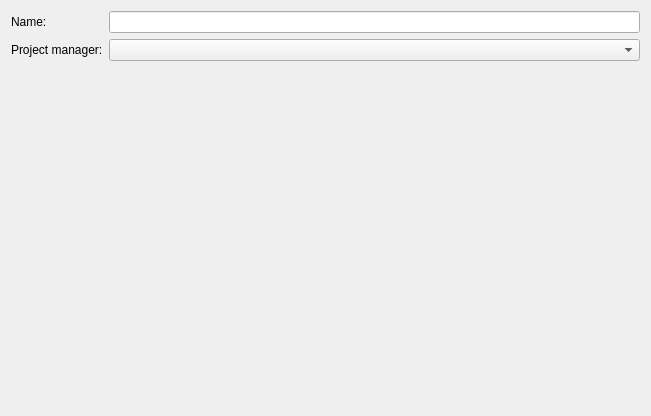
Old version of the form kdevplatform/shell/projectinfopage.ui in the repository KDE/kdevelop.
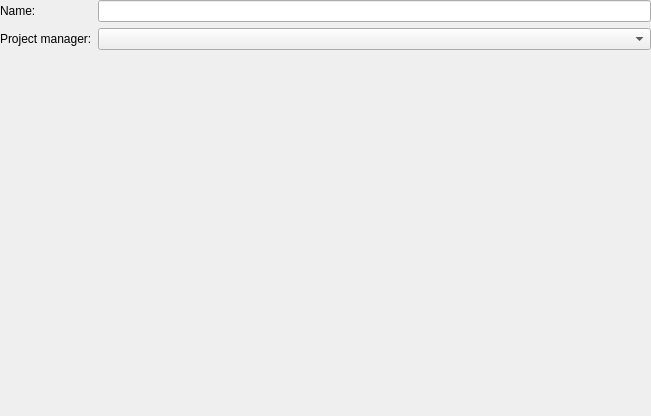
New version of the form.

Commit message:
Project import/open dialog: remove extra margins around pages
GIT_SILENT

```diff
--- a/kdevplatform/shell/projectinfopage.ui
+++ b/kdevplatform/shell/projectinfopage.ui
@@ -11,6 +11,18 @@
    </rect>
   </property>
   <layout class="QFormLayout" name="formLayout">
+   <property name="leftMargin">
+    <number>0</number>
+   </property>
+   <property name="topMargin">
+    <number>0</number>
+   </property>
+   <property name="rightMargin">
+    <number>0</number>
+   </property>
+   <property name="bottomMargin">
+    <number>0</number>
+   </property>
    <item row="1" column="0">
     <widget class="QLabel" name="label_2">
      <property name="toolTip">
```
The commit also changes 2 other files.
